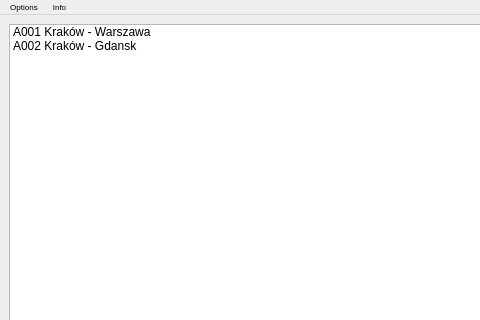
Qt form mainwindow.ui (Tmroz21/Plane-Reservation-System) before a commit; both pictures show x 0 to 480 and y 0 to 320 of the 640 by 700 pixel window.
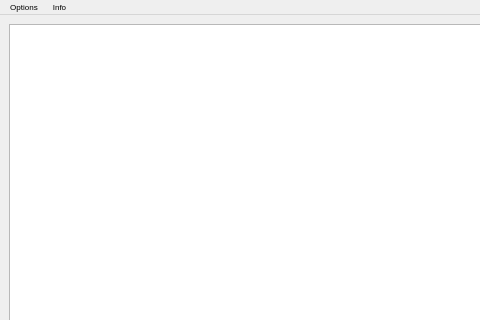
The same form after that commit.

```diff
--- a/mainwindow.ui
+++ b/mainwindow.ui
@@ -28,18 +28,7 @@
   <widget class="QWidget" name="Centralwidget">
    <layout class="QHBoxLayout" name="horizontalLayout">
     <item>
-     <widget class="QListWidget" name="listWidget">
-      <item>
-       <property name="text">
-        <string>A001 Kraków - Warszawa</string>
-       </property>
-      </item>
-      <item>
-       <property name="text">
-        <string>A002 Kraków - Gdansk</string>
-       </property>
-      </item>
-     </widget>
+     <widget class="QListWidget" name="listWidget"/>
     </item>
     <item>
      <widget class="QPushButton" name="pushButton">
```
Left out of the diff: 2 changed lines with no effect on the pictures.
